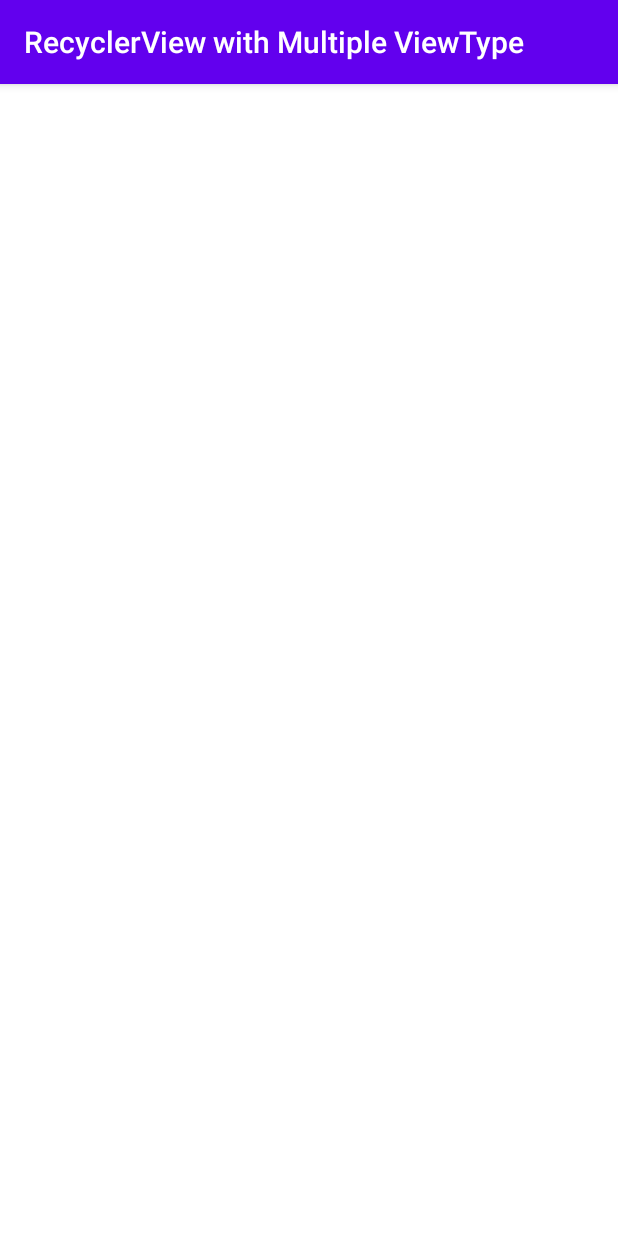
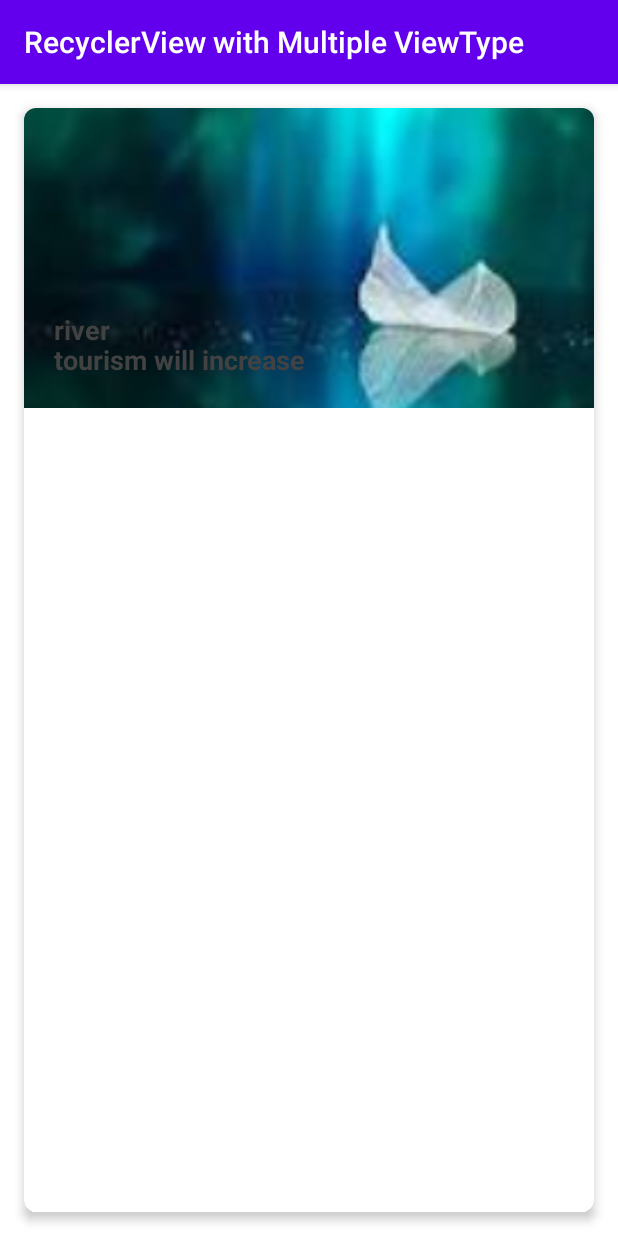
Before and after one commit to Asim-Shahriar/RecyclerView_with_Multiple_ViewType, an Android app: the screen it shows after launch (MainActivity), on a phone screen of 412 x 824 dp. Run offline under Robolectric (Android 15) with nearby library versions, the phone set to English and light mode, and no system bars.

Commit message:
recyclerview created in mainactivity

```diff
--- a/app/src/main/java/com/example/recyclerviewwithmultipleviewtype/MainActivity.java
+++ b/app/src/main/java/com/example/recyclerviewwithmultipleviewtype/MainActivity.java
@@ -1,8 +1,18 @@
 package com.example.recyclerviewwithmultipleviewtype;
 
 import androidx.appcompat.app.AppCompatActivity;
+import androidx.recyclerview.widget.RecyclerView;
 
 import android.os.Bundle;
+
+import com.example.recyclerviewwithmultipleviewtype.adapter.TripsAdapter;
+import com.example.recyclerviewwithmultipleviewtype.models.Ads;
+import com.example.recyclerviewwithmultipleviewtype.models.Item;
+import com.example.recyclerviewwithmultipleviewtype.models.News;
+import com.example.recyclerviewwithmultipleviewtype.models.Trip;
+
+import java.util.ArrayList;
+import java.util.List;
 
 public class MainActivity extends AppCompatActivity {
 
@@ -10,5 +20,35 @@ public class MainActivity extends AppCompatActivity {
     protected void onCreate(Bundle savedInstanceState) {
         super.onCreate(savedInstanceState);
         setContentView(R.layout.activity_main);
+
+        RecyclerView recyclerView=findViewById(R.id.recyclerView);
+
+        List<Item> items=new ArrayList<>();
+        Trip trip1=new Trip(R.drawable.boat,"river","tourism will increase");
+        items.add(new Item(0,trip1));
+
+        Ads ads1=new Ads("ad","billion dollar invested");
+        items.add(new Item(1,ads1));
+
+        News news1=new News("News,News regarding cricket",
+                "You will find beaches,volcano,voldemorto");
+        items.add(new Item(2,news1));
+
+        Trip trip2=new Trip(R.drawable.scenery,"want to go peshwar","want to eat chapli kebab");
+        items.add(new Item(1,trip2));
+
+        News news2=new News("news regarding death","of susanth singh rajput");
+        items.add(new Item(2,news2));
+
+        Trip trip3=new Trip(R.drawable.tree,"my dream tour","spain");
+        items.add(new Item(1,trip3));
+
+        Ads ads2=new Ads("ad regarding usa","scholarship in harvard,mit,stanford");
+        items.add(new Item(0,ads2));
+
+        News news3=new News("news regarding","nepotism in bollywood the dirty people and dirty mind");
+        items.add(new Item(2,news3));
+
+        recyclerView.setAdapter(new TripsAdapter(items));
     }
 }
--- a/app/src/main/res/layout/activity_main.xml
+++ b/app/src/main/res/layout/activity_main.xml
@@ -8,6 +8,7 @@
     tools:context=".MainActivity">
 
   <androidx.recyclerview.widget.RecyclerView
+      android:id="@+id/recyclerView"
       android:layout_width="match_parent"
       android:layout_height="match_parent"
       android:clipToPadding="false"
```
Also changed, not shown: app/src/main/res/drawable-v24/boat.jpg (added), app/src/main/res/drawable-v24/scenery.jpg (added), app/src/main/res/drawable-v24/tree.jpg (added).
